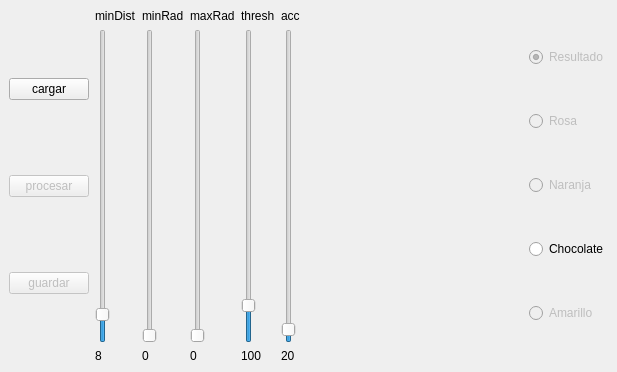
The window that Actividad7/Actividad7_qt/mainwindow.ui (nlandau91/Procesamiento-de-Imagenes) describes before a commit, drawn with Qt 5.
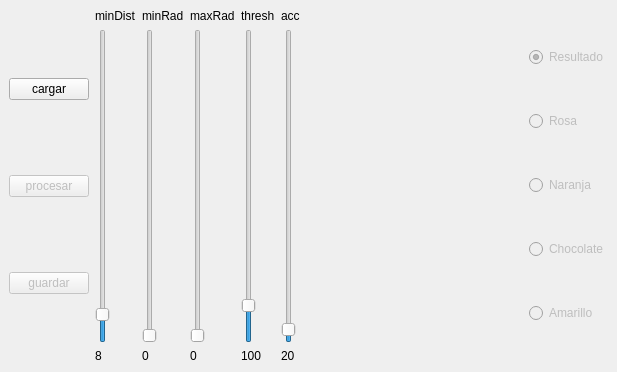
The same window after the commit.

Diff of the .ui file:
```diff
--- a/Actividad7/Actividad7_qt/mainwindow.ui
+++ b/Actividad7/Actividad7_qt/mainwindow.ui
@@ -259,6 +259,9 @@
         </item>
         <item>
          <widget class="QRadioButton" name="radioBtn_chocolate">
+          <property name="enabled">
+           <bool>false</bool>
+          </property>
           <property name="text">
            <string>Chocolate</string>
           </property>
```
